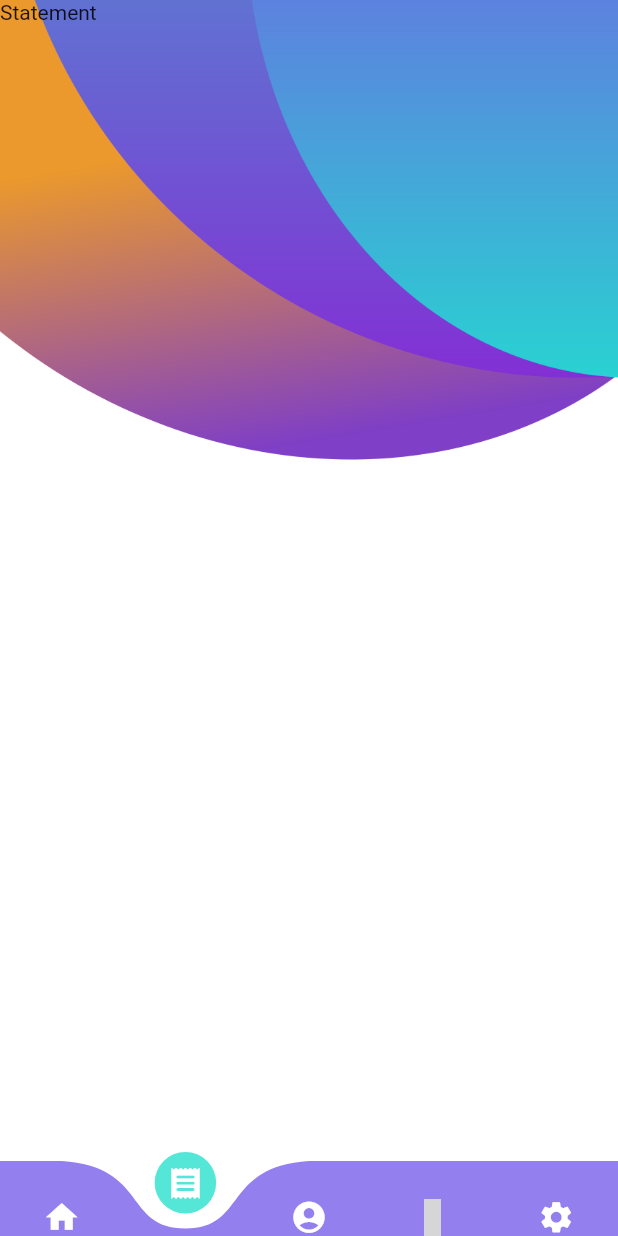
After one commit to Anurag-Bharati/Park-and-Pee, a Flutter app: the screen it shows after launch, item 2 of the bottom bar chosen, on a phone screen of 412 x 824 dp. The commit adds this screen. Run offline on Flutter 3.47's test engine with Material 2 defaults, Android fonts, the light colour scheme and no system bars; drawn by our look-alikes of curved_navigation_bar; our stand-ins replace flutter_signin_button, material_design_icons_flutter; Roboto replaces fonts that are missing (Poppins-Bold.ttf); grey boxes are pictures that could not be loaded.

Commit message:
statment page,property page account page and setting page added in in home page with navigation bar

```diff
--- a/lib/api.dart
+++ b/lib/api.dart
@@ -2,7 +2,7 @@
 
 /// MODIFY API URL HERE. SINCE THE SERVER IS CURRENTLY LOCAL THE IP CHANGES
 class API {
-  static String ip = "192.168.1.86";
+  static String ip = "172.25.1.24";
   static const String protocol = "http://";
   static const String path = "api/user/";
   static const String port = ":8080/";
--- a/lib/login.dart
+++ b/lib/login.dart
@@ -100,6 +100,7 @@ class _MyLoginState extends State<MyLogin> {
                               width: 320,
                               height: 50,
                               child: TextFormField(
+                                keyboardType: TextInputType.number,
                                 autovalidateMode:
                                     AutovalidateMode.onUserInteraction,
                                 style: const TextStyle(color: Colors.black),
@@ -109,17 +110,20 @@ class _MyLoginState extends State<MyLogin> {
                                   user.phone = val;
                                 },
                                 validator: (value) {
+
                                   if (value!.isEmpty) {
                                     return 'Contact No is Empty';
                                   }
                                   return null;
                                 },
                                 decoration: InputDecoration(
+
                                     contentPadding:
                                         const EdgeInsets.fromLTRB(10, 0, 0, 0),
                                     fillColor: Colors.white,
                                     filled: true,
                                     hintText: "Contact Number",
+
                                     border: OutlineInputBorder(
                                       borderRadius: BorderRadius.circular(25),
                                     )),
--- a/lib/main.dart
+++ b/lib/main.dart
@@ -1,6 +1,7 @@
 import 'package:flutter/material.dart';
 import 'package:parkandpee/home_page.dart';
 import 'package:parkandpee/login.dart';
+import 'package:parkandpee/navbar.dart';
 import 'package:parkandpee/register.dart';
 import 'package:parkandpee/verification.dart';
 
@@ -8,14 +9,16 @@ void main() {
   runApp(MaterialApp(
     debugShowCheckedModeBanner: false,
     theme: ThemeData(fontFamily: 'Poppins-Bold.ttf'),
-    home: const MyLogin(),
+    // home: const MyLogin(),
     // home: const MyHomePage(),
+    home: const Mynavbar(),
     // home: const MyVerification()
     routes: {
       'register': (context) => const MyRegister(),
       'login': (context) => const MyLogin(),
       'verification': (context) => const MyVerification(),
       'homepage': (context) => const MyHomePage(),
+      'navbar': (context) => const Mynavbar(),
 
       //  'verification':(context)=> Verification(),
     },
--- /dev/null
+++ b/lib/navbar.dart
@@ -0,0 +1,87 @@
+import 'package:curved_navigation_bar/curved_navigation_bar.dart';
+import 'package:flutter/material.dart';
+import 'package:material_design_icons_flutter/material_design_icons_flutter.dart';
+import 'package:parkandpee/account.dart';
+import 'package:parkandpee/home_page.dart';
+import 'package:parkandpee/property.dart';
+import 'package:parkandpee/statement.dart';
+
+import 'Setting.dart';
+
+class Mynavbar extends StatefulWidget {
+  const Mynavbar({Key? key}) : super(key: key);
+
+  @override
+  _Mynavbarstate createState() => _Mynavbarstate();
+}
+
+class _Mynavbarstate extends State<Mynavbar> {
+  // final navigationKey = GlobalKey<CurvedNavigationBarState>();
+  int selectedIndex = 0;
+  final screen = [
+    const MyHomePage(),
+    const MyStatementPage(),
+    const MyAccountPage(),
+    const MyProperyPage(),
+    const MySettingPage()
+  ];
+
+  @override
+  Widget build(BuildContext context) {
+    return Container(
+        decoration: const BoxDecoration(
+          image: DecorationImage(
+              image: AssetImage('assets/homebackground.png'),
+              fit: BoxFit.cover),
+        ),
+        child: SafeArea(
+          top: false,
+
+          child: Scaffold(
+            extendBody: true,
+            bottomNavigationBar: CurvedNavigationBar(
+              // key: navigationKey,
+              backgroundColor: Colors.transparent,
+              color: const Color.fromRGBO(147, 127, 238, 1.0),
+              buttonBackgroundColor: const Color.fromRGBO(84, 230, 215, 1.0),
+              height: 50,
+              items: const <Widget>[
+                Icon(
+                  Icons.home,
+                  size: 25,
+                  color: Colors.white,
+                ),
+                Icon(
+                  Icons.receipt_rounded,
+                  size: 25,
+                  color: Colors.white,
+                ),
+                Icon(
+                  Icons.account_circle,
+                  size: 25,
+                  color: Colors.white,
+                ),
+                Icon(
+                  MdiIcons.paperRoll,
+                  size: 25,
+                  color: Colors.white,
+                ),
+                Icon(
+                  Icons.settings,
+                  size: 25,
+                  color: Colors.white,
+                ),
+              ],
+              animationDuration: const Duration(milliseconds: 250),
+              onTap: (index) {
+                debugPrint("Current Index is $index");
+                setState(() {
+                  selectedIndex = index;
+                });
+              },
+            ),
+            body: screen[selectedIndex],
+          ),
+        ));
+  }
+}
--- /dev/null
+++ b/lib/statement.dart
@@ -0,0 +1,31 @@
+// ignore_for_file: file_names
+
+import 'package:flutter/material.dart';
+import 'package:material_design_icons_flutter/material_design_icons_flutter.dart';
+
+double deviceHeight(BuildContext context) => MediaQuery.of(context).size.height;
+double deviceWidth(BuildContext context) => MediaQuery.of(context).size.width;
+
+class MyStatementPage extends StatefulWidget {
+  const MyStatementPage({Key? key}) : super(key: key);
+
+  @override
+  _MyStatementPagestate createState() => _MyStatementPagestate();
+}
+
+class _MyStatementPagestate extends State<MyStatementPage> {
+  @override
+  Widget build(BuildContext context) {
+    return Container(
+      decoration: const BoxDecoration(
+        image: DecorationImage(
+            image: AssetImage('assets/homebackground.png'), fit: BoxFit.cover),
+      ),
+      child: const Scaffold(
+        resizeToAvoidBottomInset: false,
+        backgroundColor: Colors.transparent,
+        body: SafeArea(child: Text("Statement")),
+      ),
+    );
+  }
+}
```
Also changed, not shown: lib/Setting.dart (added, +31 -0 lines), lib/account.dart (added, +31 -0 lines), lib/home_page.dart (+2 -39 lines), lib/property.dart (added, +31 -0 lines).
